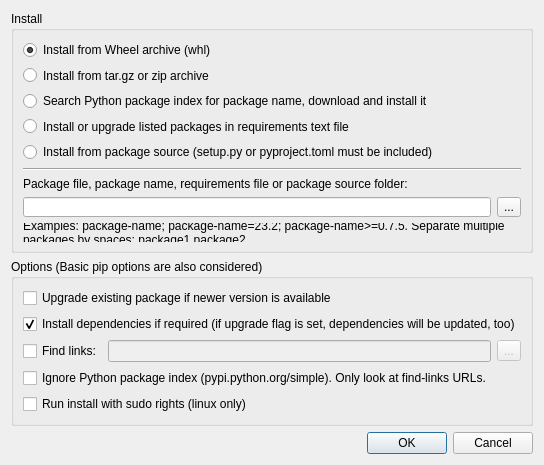
Before: the Qt Designer form Qitom/ui/dialogPipManagerInstall.ui in itom-project/itom, drawn with Qt 5.
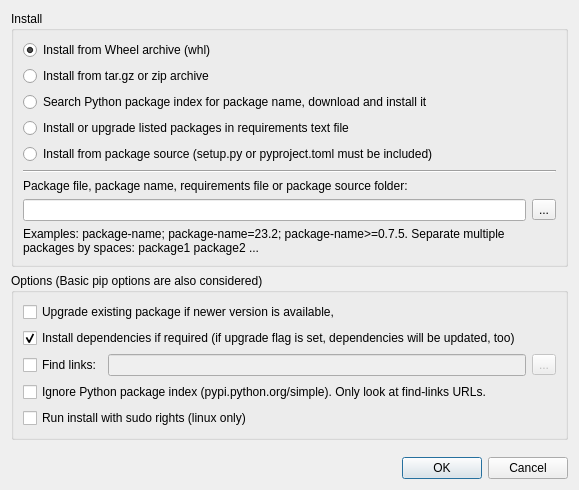
After: the same form once the commit is applied.

Commit message: fixes issue 314: pip install arguments and further hints are added to the tooltip of many options in the package install dialog

The edit to the form file:
```diff
--- a/Qitom/ui/dialogPipManagerInstall.ui
+++ b/Qitom/ui/dialogPipManagerInstall.ui
@@ -6,8 +6,8 @@
    <rect>
     <x>0</x>
     <y>0</y>
-    <width>492</width>
-    <height>427</height>
+    <width>579</width>
+    <height>490</height>
    </rect>
   </property>
   <property name="windowTitle">
@@ -112,7 +112,7 @@
       <item>
        <widget class="QCheckBox" name="checkUpgrade">
         <property name="text">
-         <string>Upgrade existing package if newer version is available</string>
+         <string>Upgrade existing package if newer version is available,</string>
         </property>
         <property name="checked">
          <bool>false</bool>
```
Left out of the diff: 59 changed lines with no effect on the pictures.
